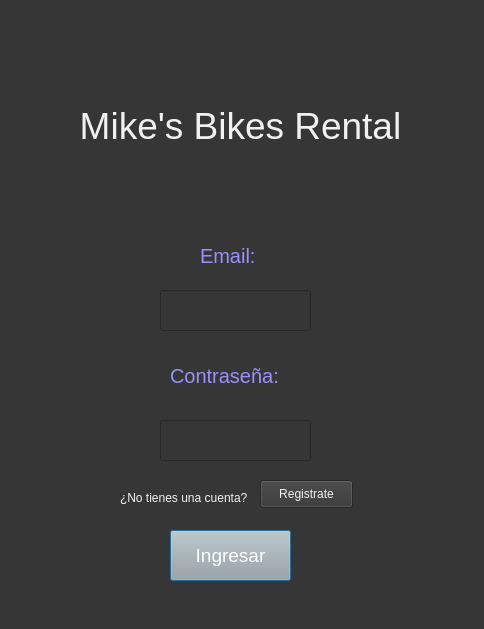
Above: login.ui from AdrianVargas23/MikesBikes before the change. Below: the same form after it.
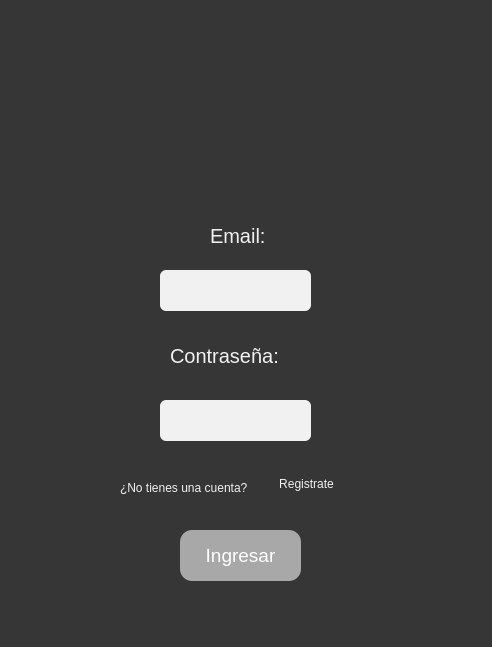
That is the form after the change. Icons and pictures are not drawn.

```diff
--- a/login.ui
+++ b/login.ui
@@ -6,8 +6,8 @@
    <rect>
     <x>0</x>
     <y>0</y>
-    <width>484</width>
-    <height>629</height>
+    <width>492</width>
+    <height>647</height>
    </rect>
   </property>
   <property name="windowTitle">
@@ -19,9 +19,9 @@
   <widget class="QLabel" name="label">
    <property name="geometry">
     <rect>
-     <x>60</x>
-     <y>50</y>
-     <width>361</width>
+     <x>160</x>
+     <y>40</y>
+     <width>161</width>
      <height>151</height>
     </rect>
    </property>
@@ -29,7 +29,13 @@
     <string notr="true">color: rgb(241, 241, 241); font-size:28pt;</string>
    </property>
    <property name="text">
-    <string>Mike's Bikes Rental</string>
+    <string/>
+   </property>
+   <property name="pixmap">
+    <pixmap>MIKES_BIKE.png</pixmap>
+   </property>
+   <property name="scaledContents">
+    <bool>true</bool>
    </property>
    <property name="alignment">
     <set>Qt::AlignCenter</set>
@@ -41,14 +47,14 @@
   <widget class="QLabel" name="label_3">
    <property name="geometry">
     <rect>
-     <x>200</x>
-     <y>230</y>
-     <width>71</width>
+     <x>210</x>
+     <y>210</y>
+     <width>61</width>
      <height>51</height>
     </rect>
    </property>
    <property name="styleSheet">
-    <string notr="true">font-size:15pt; color:rgb(153, 144, 255)</string>
+    <string notr="true">font-size:15pt; color: rgb(241, 241, 241)</string>
    </property>
    <property name="text">
     <string>Email:</string>
@@ -58,13 +64,13 @@
    <property name="geometry">
     <rect>
      <x>170</x>
-     <y>350</y>
+     <y>330</y>
      <width>141</width>
      <height>51</height>
     </rect>
    </property>
    <property name="styleSheet">
-    <string notr="true">font-size:15pt; color:rgb(153, 144, 255)</string>
+    <string notr="true">font-size:15pt; color: rgb(241, 241, 241)</string>
    </property>
    <property name="text">
     <string>Contraseña:</string>
@@ -74,32 +80,32 @@
    <property name="geometry">
     <rect>
      <x>160</x>
-     <y>290</y>
+     <y>270</y>
      <width>151</width>
      <height>41</height>
     </rect>
    </property>
    <property name="styleSheet">
-    <string notr="true">font-size:14pt; color: rgb(241, 241, 241)</string>
+    <string notr="true">font-size:14pt; color: rgb(241, 241, 241); background-color: rgb(241, 241, 241); border-radius: 6px</string>
    </property>
   </widget>
   <widget class="QLineEdit" name="password">
    <property name="geometry">
     <rect>
      <x>160</x>
-     <y>420</y>
+     <y>400</y>
      <width>151</width>
      <height>41</height>
     </rect>
    </property>
    <property name="styleSheet">
-    <string notr="true">font-size:14pt; color: rgb(241, 241, 241)</string>
+    <string notr="true">font-size:14pt; color: rgb(241, 241, 241); background-color: rgb(241, 241, 241); border-radius: 6px</string>
    </property>
   </widget>
   <widget class="QPushButton" name="loginButton">
    <property name="geometry">
     <rect>
-     <x>170</x>
+     <x>180</x>
      <y>530</y>
      <width>121</width>
      <height>51</height>
@@ -107,7 +113,7 @@
    </property>
    <property name="styleSheet">
     <string notr="true">background-color: rgb(167, 168, 167); font-size:14pt; 
-color: rgb(255, 255, 255);</string>
+color: rgb(255, 255, 255); border-radius: 12px</string>
    </property>
    <property name="text">
     <string>Ingresar</string>
@@ -117,7 +123,7 @@
    <property name="geometry">
     <rect>
      <x>120</x>
-     <y>490</y>
+     <y>480</y>
      <width>141</width>
      <height>16</height>
     </rect>
@@ -133,13 +139,13 @@
    <property name="geometry">
     <rect>
      <x>260</x>
-     <y>480</y>
+     <y>470</y>
      <width>93</width>
      <height>28</height>
     </rect>
    </property>
    <property name="styleSheet">
-    <string notr="true">color: rgb(241, 241, 241)</string>
+    <string notr="true">color: rgb(241, 241, 241); border-radius: 4px</string>
    </property>
    <property name="text">
     <string>Registrate</string>
```
Left out of the diff: 2 changed lines with no effect on the pictures.
